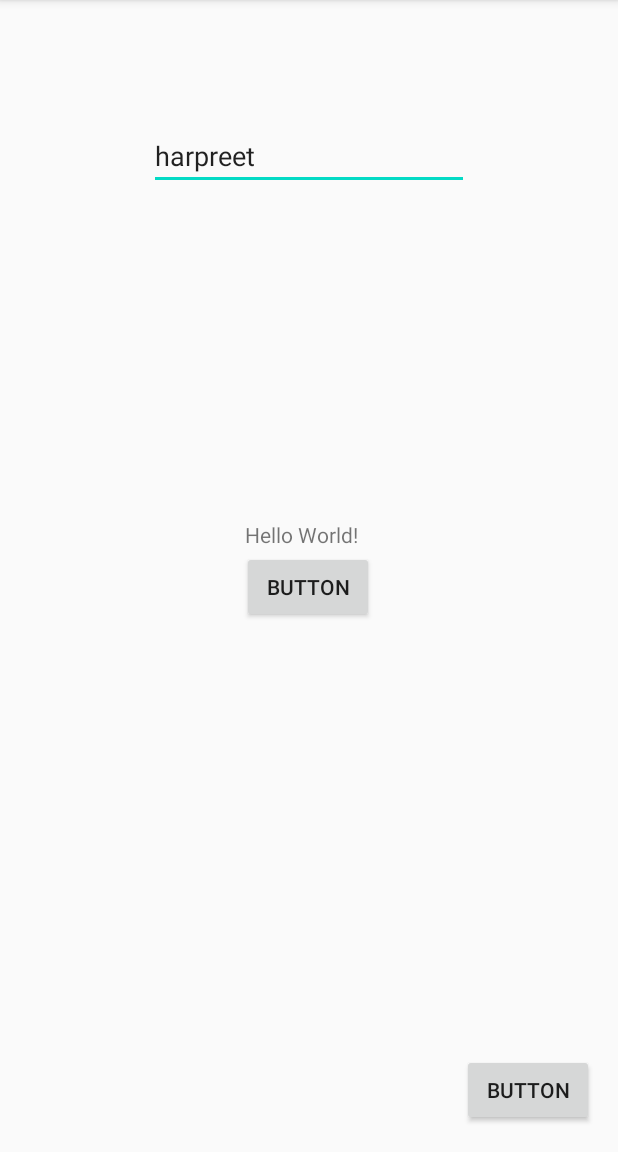
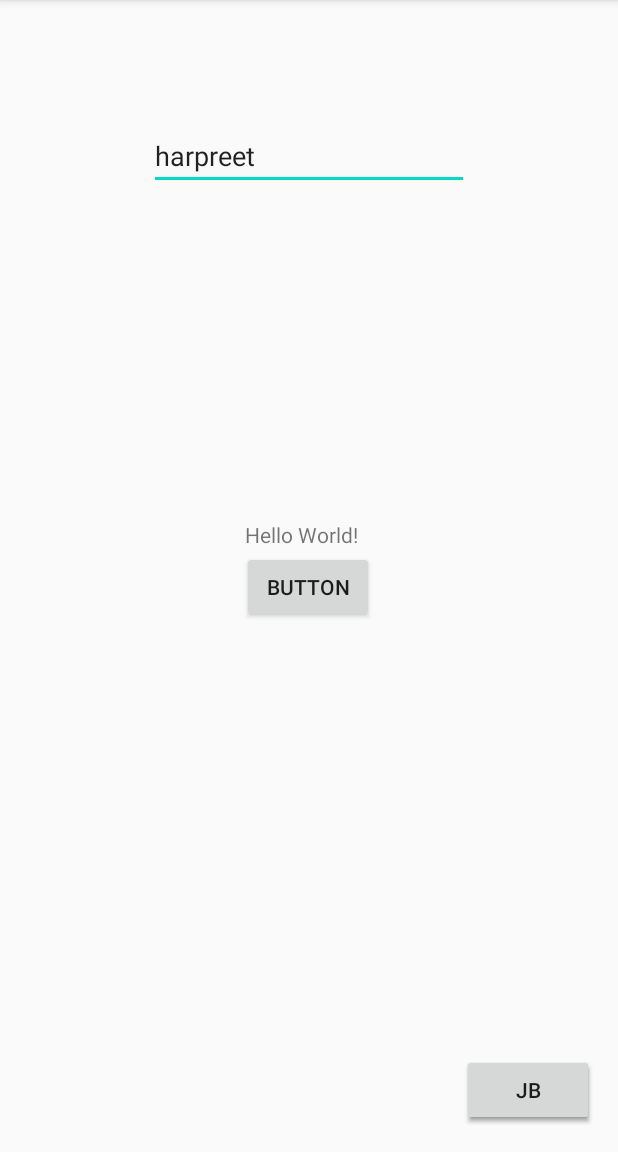
Before and after one commit to DeclanSweeney/lifter_inc, an Android app: the screen it shows after launch (MainActivity), on a phone screen of 412 x 824 dp, the part 84-1236 px from its top. Run offline under Robolectric (Android 15) with nearby library versions, the phone set to English and light mode, and no system bars.

Commit message:
Jayden Test commit

```diff
--- a/Lifter/app/src/main/res/layout/activity_main.xml
+++ b/Lifter/app/src/main/res/layout/activity_main.xml
@@ -55,4 +55,17 @@
         app:layout_constraintTop_toTopOf="parent"
         app:layout_constraintVertical_bias="0.113" />
 
+    <Button
+        android:id="@+id/B3"
+        android:layout_width="wrap_content"
+        android:layout_height="wrap_content"
+        android:text="JB"
+        app:layout_constraintBottom_toBottomOf="parent"
+        app:layout_constraintEnd_toEndOf="parent"
+        app:layout_constraintHorizontal_bias="0.95"
+        app:layout_constraintStart_toStartOf="parent"
+        app:layout_constraintTop_toTopOf="parent"
+        app:layout_constraintVertical_bias="0.976" />
+
+
 </androidx.constraintlayout.widget.ConstraintLayout>
```
